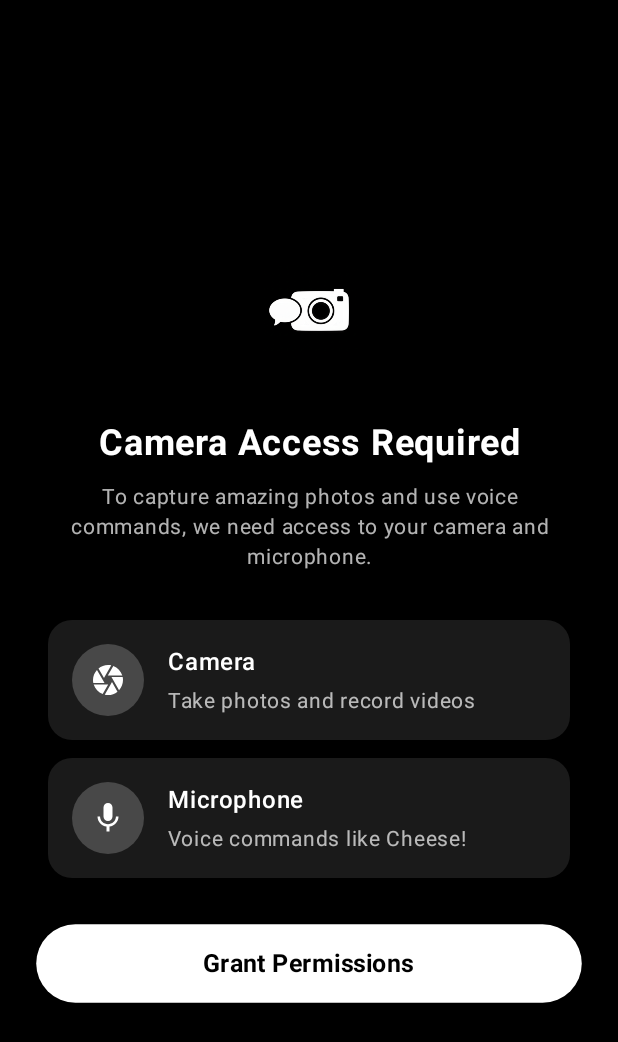
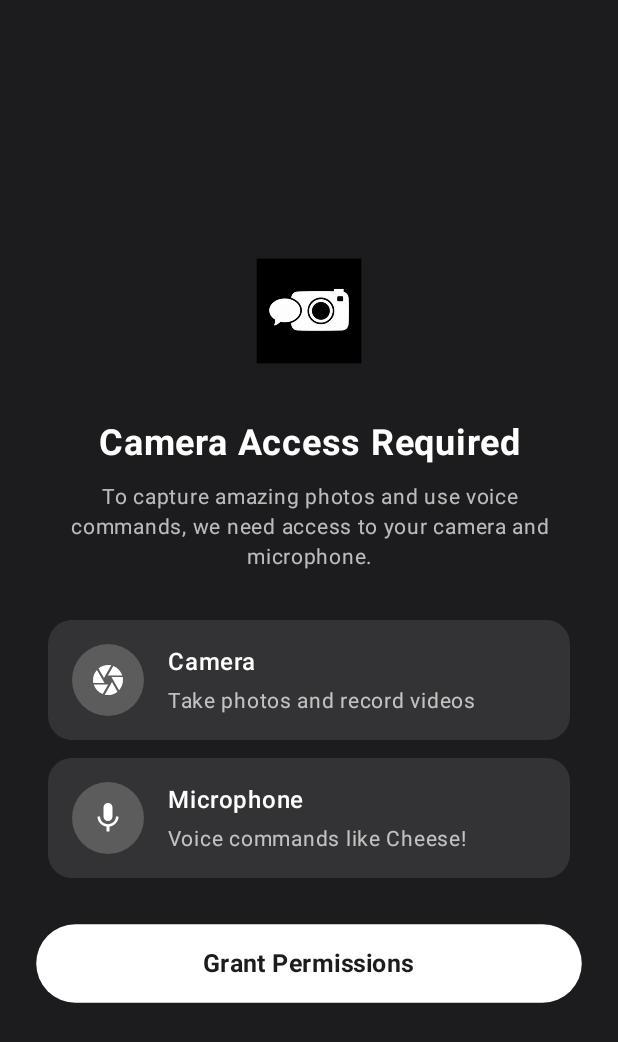
Before and after one commit to NikitaBerezhnyj/SayCheese, an Android app built with Jetpack Compose: the composable PermissionScreen shown on its own in the app's theme, on a phone screen of 412 x 824 dp. Shown: the top 1042 px of the screen. Run offline under Robolectric (Android 15) with nearby library versions, the phone set to English and light mode, and no system bars.

Commit message:
refactor: changed colors to app variables for better controle color

```diff
--- a/app/src/main/java/com/nikitaberezhnyj/saycheese/ui/components/FlashOverlay.kt
+++ b/app/src/main/java/com/nikitaberezhnyj/saycheese/ui/components/FlashOverlay.kt
@@ -7,6 +7,7 @@ import androidx.compose.foundation.layout.*
 import androidx.compose.runtime.*
 import androidx.compose.ui.Modifier
 import androidx.compose.ui.graphics.Color
+import com.nikitaberezhnyj.saycheese.ui.theme.TextPrimary
 import kotlinx.coroutines.delay
 
 @Composable
@@ -23,6 +24,6 @@ fun FlashOverlay(onAnimationEnd: () -> Unit) {
     Box(
         modifier = Modifier
             .fillMaxSize()
-            .background(Color.White.copy(alpha = alpha.value))
+            .background(TextPrimary.copy(alpha = alpha.value))
     )
 }
--- a/app/src/main/java/com/nikitaberezhnyj/saycheese/ui/components/PermissionItem.kt
+++ b/app/src/main/java/com/nikitaberezhnyj/saycheese/ui/components/PermissionItem.kt
@@ -15,6 +15,7 @@ import androidx.compose.ui.unit.dp
 import androidx.compose.material3.Text
 import androidx.compose.ui.text.font.FontWeight
 import androidx.compose.ui.unit.sp
+import com.nikitaberezhnyj.saycheese.ui.theme.TextPrimary
 
 @Composable
 fun PermissionItem(
@@ -26,7 +27,7 @@ fun PermissionItem(
         modifier = Modifier
             .fillMaxWidth()
             .background(
-                color = Color.White.copy(alpha = 0.1f),
+                color = TextPrimary.copy(alpha = 0.1f),
                 shape = RoundedCornerShape(16.dp)
             )
             .padding(16.dp),
@@ -36,13 +37,13 @@ fun PermissionItem(
             modifier = Modifier
                 .size(48.dp)
                 .clip(CircleShape)
-                .background(Color.White.copy(alpha = 0.2f)),
+                .background(TextPrimary.copy(alpha = 0.2f)),
             contentAlignment = Alignment.Center
         ) {
             Icon(
                 imageVector = icon,
                 contentDescription = null,
-                tint = Color.White,
+                tint = TextPrimary,
                 modifier = Modifier.size(24.dp)
             )
         }
@@ -54,13 +55,13 @@ fun PermissionItem(
                 text = title,
                 fontSize = 16.sp,
                 fontWeight = FontWeight.SemiBold,
-                color = Color.White
+                color = TextPrimary
             )
             Spacer(modifier = Modifier.height(4.dp))
             Text(
                 text = description,
                 fontSize = 14.sp,
-                color = Color.White.copy(alpha = 0.7f),
+                color = TextPrimary.copy(alpha = 0.7f),
                 lineHeight = 20.sp
             )
         }
--- a/app/src/main/java/com/nikitaberezhnyj/saycheese/ui/components/TimerCounter.kt
+++ b/app/src/main/java/com/nikitaberezhnyj/saycheese/ui/components/TimerCounter.kt
@@ -10,6 +10,7 @@ import androidx.compose.ui.graphics.Color
 import androidx.compose.ui.text.font.FontWeight
 import androidx.compose.ui.unit.dp
 import androidx.compose.ui.unit.sp
+import com.nikitaberezhnyj.saycheese.ui.theme.TextPrimary
 import kotlinx.coroutines.delay
 
 @Composable
@@ -36,7 +37,7 @@ fun TimerCounter(
     ) {
         Text(
             text = secondsLeft.toString(),
-            color = Color.White,
+            color = TextPrimary,
             fontSize = 64.sp,
             fontWeight = FontWeight.Bold
         )
--- a/app/src/main/java/com/nikitaberezhnyj/saycheese/ui/screens/CameraScreen.kt
+++ b/app/src/main/java/com/nikitaberezhnyj/saycheese/ui/screens/CameraScreen.kt
@@ -28,6 +28,8 @@ import kotlinx.coroutines.launch
 import androidx.compose.material3.AlertDialog
 import androidx.compose.material3.Button
 import androidx.compose.material3.Text
+import com.nikitaberezhnyj.saycheese.ui.theme.BackgroundDark
+import com.nikitaberezhnyj.saycheese.ui.theme.TextPrimary
 
 enum class SpeechStatusKey {
     INIT, LOADING, READY, ERROR_INIT, LISTENING, PAUSED, STOPPED, INACTIVE
@@ -140,7 +142,7 @@ fun CameraScreen() {
         Box(modifier = Modifier.fillMaxSize(), contentAlignment = Alignment.Center) {
             Text(
                 text = stringResource(R.string.permission_required),
-                color = Color.White
+                color = TextPrimary
             )
         }
         return
@@ -191,7 +193,7 @@ fun CameraScreen() {
         Column(
             modifier = Modifier
                 .fillMaxSize()
-                .background(Color.Black)
+                .background(BackgroundDark)
                 .padding(
                     top = WindowInsets.statusBars.asPaddingValues().calculateTopPadding(),
                     bottom = WindowInsets.navigationBars.asPaddingValues().calculateBottomPadding()
--- a/app/src/main/java/com/nikitaberezhnyj/saycheese/ui/screens/PermissionScreen.kt
+++ b/app/src/main/java/com/nikitaberezhnyj/saycheese/ui/screens/PermissionScreen.kt
@@ -25,6 +25,8 @@ import androidx.compose.ui.unit.dp
 import androidx.compose.ui.unit.sp
 import com.nikitaberezhnyj.saycheese.R
 import com.nikitaberezhnyj.saycheese.ui.components.PermissionItem
+import com.nikitaberezhnyj.saycheese.ui.theme.BackgroundDark
+import com.nikitaberezhnyj.saycheese.ui.theme.TextPrimary
 import com.nikitaberezhnyj.saycheese.utils.Constants
 import com.nikitaberezhnyj.saycheese.utils.PermissionUtils
 
@@ -57,7 +59,7 @@ fun PermissionScreen(onPermissionsGranted: () -> Unit) {
     Box(
         modifier = Modifier
             .fillMaxSize()
-            .background(Color.Black),
+            .background(BackgroundDark),
         contentAlignment = Alignment.Center
     ) {
         Column(
@@ -81,7 +83,7 @@ fun PermissionScreen(onPermissionsGranted: () -> Unit) {
                 text = stringResource(R.string.permission_title),
                 fontSize = 24.sp,
                 fontWeight = androidx.compose.ui.text.font.FontWeight.Bold,
-                color = Color.White,
+                color = TextPrimary,
                 textAlign = androidx.compose.ui.text.style.TextAlign.Center
             )
 
@@ -90,7 +92,7 @@ fun PermissionScreen(onPermissionsGranted: () -> Unit) {
             Text(
                 text = stringResource(R.string.permission_description),
                 fontSize = 14.sp,
-                color = Color.White.copy(alpha = 0.7f),
+                color = TextPrimary.copy(alpha = 0.7f),
                 textAlign = androidx.compose.ui.text.style.TextAlign.Center,
                 lineHeight = 20.sp
             )
@@ -130,8 +132,8 @@ fun PermissionScreen(onPermissionsGranted: () -> Unit) {
                     .height(50.dp)
                     .scale(buttonScale),
                 colors = ButtonDefaults.buttonColors(
-                    containerColor = Color.White,
-                    contentColor = Color.Black
+                    containerColor = TextPrimary,
+                    contentColor = BackgroundDark
                 ),
                 shape = RoundedCornerShape(25.dp)
             ) {
--- a/app/src/main/java/com/nikitaberezhnyj/saycheese/ui/theme/Color.kt
+++ b/app/src/main/java/com/nikitaberezhnyj/saycheese/ui/theme/Color.kt
@@ -9,3 +9,8 @@ val Pink80 = Color(0xFFEFB8C8)
 val Purple40 = Color(0xFF6650a4)
 val PurpleGrey40 = Color(0xFF625b71)
 val Pink40 = Color(0xFF7D5260)
+
+val DangerText = Color(0xFFFF4444)
+val InfoText = Color(0xFFBBBBBB)
+val BackgroundDark = Color(0xFF1C1C1E)
+val TextPrimary = Color(0xFFFFFFFF)
```
Also changed, not shown: app/src/main/java/com/nikitaberezhnyj/saycheese/ui/components/BottomBar.kt (+7 -5 lines), app/src/main/java/com/nikitaberezhnyj/saycheese/ui/components/SpeechStatusIndicator.kt (+8 -4 lines), app/src/main/java/com/nikitaberezhnyj/saycheese/ui/components/TopBar.kt (+5 -3 lines), app/src/main/java/com/nikitaberezhnyj/saycheese/ui/screens/SplashScreen.kt (+6 -4 lines).
